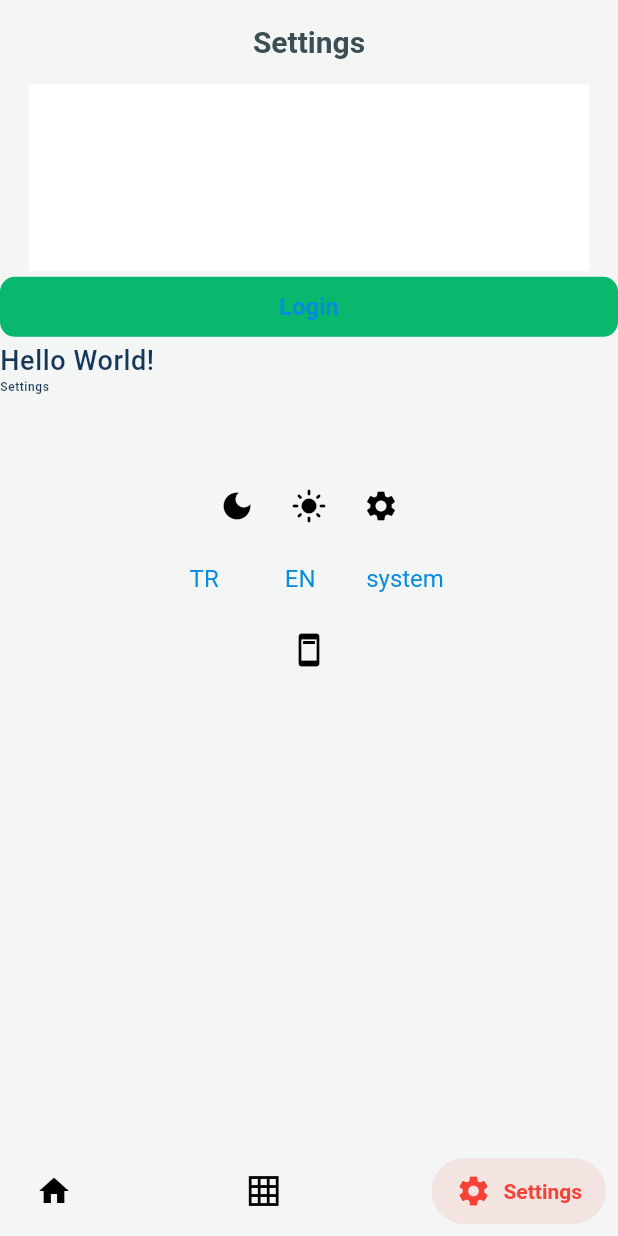
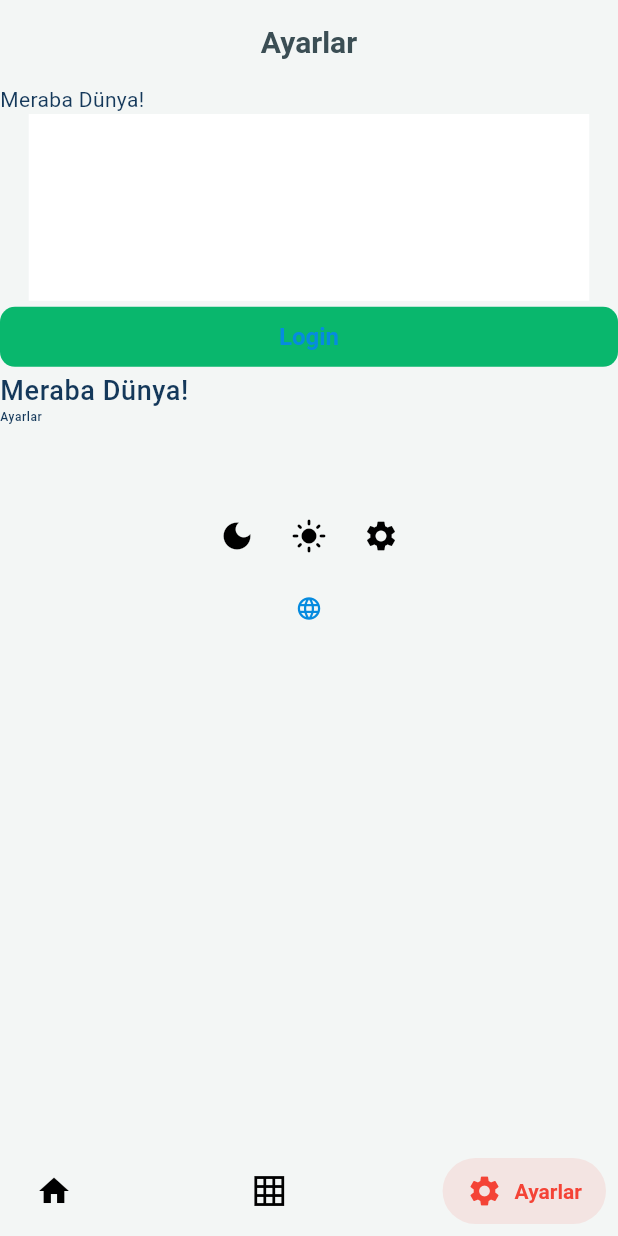
Before and after one commit to obenkucuk/one_ring_to_rule_them_all, a Flutter app: the MainScreen screen opened by its route, item 3 of the bottom bar chosen, on a phone screen of 412 x 824 dp. Run offline on Flutter 3.47's test engine with Material 2 defaults, Android fonts, the phone set to English and light mode, and no system bars; our stand-ins replace flutter_slidable, get, go_router, shared_preferences; accounts and stored records are empty; generated files the repository leaves out were written again.

Commit message:
dil değiştirme kaldırıldı

```diff
--- a/lib/core/exceptions/app_exeptions.dart
+++ b/lib/core/exceptions/app_exeptions.dart
@@ -12,7 +12,7 @@ class NoInternetException implements Exception {
 
     if (!settings.isNetworkChecking.value) {
       Get.find<SessionServices>().snackbarKey.currentState!.showSnackBar(
-            snackBar(color: Colors.redAccent, text: settings.lang.value.noNetworkMessage),
+            snackBar(color: Colors.redAccent, text: appLocalization!.noNetworkMessage),
           );
     }
 
@@ -24,7 +24,7 @@ class NoInternetException implements Exception {
 
         if (isConnectedNetwork) {
           Get.find<SessionServices>().snackbarKey.currentState!.showSnackBar(
-                snackBar(color: Colors.greenAccent, text: settings.lang.value.connectedMessage),
+                snackBar(color: Colors.greenAccent, text: appLocalization!.connectedMessage),
               );
           settings.isNetworkChecking.value = false;
           break;
--- a/lib/main.dart
+++ b/lib/main.dart
@@ -1,8 +1,8 @@
 import 'package:base_application/core/shared_preferences_x.dart';
 import 'package:base_application/router/router.dart';
 import 'package:base_application/session_services.dart';
-
 import 'package:flutter/material.dart';
+import 'package:flutter_gen/gen_l10n/app_localizations.dart';
 import 'package:get/get.dart';
 import 'core/media_query_x.dart';
 import 'theme/theme_data_dark.dart';
@@ -32,6 +32,9 @@ class MyApp extends StatelessWidget {
             title: 'One Ring to Rule Them All',
             themeMode: sessionServices.systemThemeMode.value,
             routerConfig: appRouter,
+            locale: const Locale('tr'), // Bu değer değiştirilip güncellenebilir hale gelecek
+            supportedLocales: AppLocalizations.supportedLocales,
+            localizationsDelegates: AppLocalizations.localizationsDelegates,
 
             // routeInformationParser: appRouter.routeInformationParser,
             // routerDelegate: appRouter.routerDelegate,
--- a/lib/main_screen.dart
+++ b/lib/main_screen.dart
@@ -30,7 +30,7 @@ class _MainScreenState extends State<MainScreen> {
         items: [
           BarItemX(
             icon: const Icon(Icons.home),
-            title: Text(sessionServices.lang.value.home),
+            title: Text(appLocalization!.home),
           ),
           BarItemX(
             icon: const Icon(Icons.grid_on_sharp),
@@ -38,7 +38,7 @@ class _MainScreenState extends State<MainScreen> {
           ),
           BarItemX(
             icon: const Icon(Icons.settings),
-            title: Text(sessionServices.lang.value.settings),
+            title: Text(appLocalization!.settings),
           ),
         ],
       ),
--- a/lib/screens/main_screens/settings_screen/controller/settings_controller.dart
+++ b/lib/screens/main_screens/settings_screen/controller/settings_controller.dart
@@ -1,8 +1,11 @@
 import 'package:flutter/material.dart';
 import 'package:get/get.dart';
+import 'package:flutter_gen/gen_l10n/app_localizations.dart';
 
 class SettingsController extends GetxController {
   final GlobalKey scaffoldKey = GlobalKey();
 
   BuildContext get context => scaffoldKey.currentContext!;
+
+  sayLocale() => print(AppLocalizations.of(context)!.localeName);
 }
--- a/lib/screens/main_screens/settings_screen/view/settings_view.dart
+++ b/lib/screens/main_screens/settings_screen/view/settings_view.dart
@@ -10,6 +10,8 @@ import 'package:go_router/go_router.dart';
 import '../../../../session_services.dart';
 import '../../../../theme/text_style.dart';
 
+import 'package:flutter_gen/gen_l10n/app_localizations.dart';
+
 class SettingsView extends GetView<SettingsController> {
   const SettingsView({super.key});
 
@@ -17,15 +19,15 @@ class SettingsView extends GetView<SettingsController> {
   Widget build(BuildContext context) {
     var sessionServices = Get.find<SessionServices>();
 
-    return Obx(
-      () => Scaffold(
+    return Scaffold(
       key: controller.scaffoldKey,
       appBar: AppBar(
         automaticallyImplyLeading: false,
-          title: Text(sessionServices.lang.value.settings),
+        title: Text(appLocalization!.settings),
       ),
       body: ListView(
         children: [
+          Text(AppLocalizations.of(context)!.helloWorld),
           Padding(
             padding: EdgeInsets.symmetric(horizontal: padding20.w),
             child: SizedBox(
@@ -50,14 +52,12 @@ class SettingsView extends GetView<SettingsController> {
             onPressed: () => context.pushNamed(RoutesNames.login),
             child: const Text('Login'),
           ),
-            Obx(
-              () => Text(
-                sessionServices.lang.value.helloWorld,
+          Text(
+            appLocalization!.helloWorld,
             style: s18W500,
           ),
-            ),
           Text(
-              sessionServices.lang.value.settings,
+            appLocalization!.settings,
             style: s8W500,
           ),
           const SizedBox(height: 50),
@@ -69,42 +69,39 @@ class SettingsView extends GetView<SettingsController> {
                 icon: const Icon(Icons.dark_mode),
               ),
               IconButton(
-                  onPressed: () =>
-                      sessionServices.changeTheme(themeMode: ThemeMode.light, brightness: Brightness.light),
+                onPressed: () => sessionServices.changeTheme(themeMode: ThemeMode.light, brightness: Brightness.light),
                 icon: const Icon(Icons.light_mode),
               ),
               IconButton(
                 onPressed: () => sessionServices.changeTheme(
                     themeMode: ThemeMode.system,
-                      brightness:
-                          MediaQueryX.platformBrightness == Brightness.dark ? Brightness.dark : Brightness.light),
+                    brightness: MediaQueryX.platformBrightness == Brightness.dark ? Brightness.dark : Brightness.light),
                 icon: const Icon(Icons.settings),
               ),
             ],
           ),
-            Row(
-              mainAxisAlignment: MainAxisAlignment.center,
-              children: [
-                TextButton(
-                    onPressed: () {
-                      sessionServices.changeLanguage('tr');
-                    },
-                    child: const Text('TR')),
-                TextButton(
-                    onPressed: () {
-                      sessionServices.changeLanguage('en');
-                    },
-                    child: const Text('EN')),
-                TextButton(
-                    onPressed: () {
-                      sessionServices.changeLanguage('system');
-                    },
-                    child: const Text('system')),
+          // Row(
+          //   mainAxisAlignment: MainAxisAlignment.center,
+          //   children: [
+          //     TextButton(
+          //         onPressed: () {
+          //           sessionServices.changeLanguage('tr');
+          //         },
+          //         child: const Text('TR')),
+          //     TextButton(
+          //         onPressed: () {
+          //           sessionServices.changeLanguage('en');
+          //         },
+          //         child: const Text('EN')),
+          //     TextButton(
+          //         onPressed: () {
+          //           sessionServices.changeLanguage('system');
+          //         },
+          //         child: const Text('system')),
+          //   ],
+          // ),
+          TextButton(onPressed: () => controller.sayLocale(), child: Icon(Icons.language))
         ],
-            ),
-            IconButton(onPressed: () {}, icon: const Icon(Icons.ad_units))
-          ],
-        ),
       ),
     );
   }
```
Also changed, not shown: lib/session_services.dart (+4 -54 lines). Lines whose indentation alone changed are shown as unchanged.
